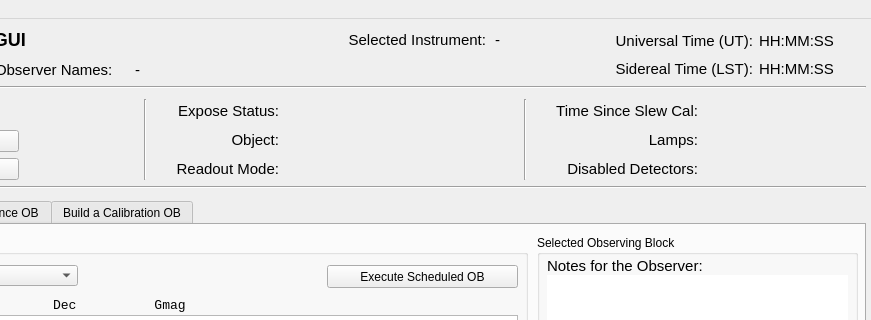
Above: kpf/OB_GUI/KPF_OB_GUI.ui from KeckObservatory/KPFTranslator before the change; both pictures show x 205 to 1076 and y 0 to 320 of the 1076 by 916 pixel window. Below: the same form after it.
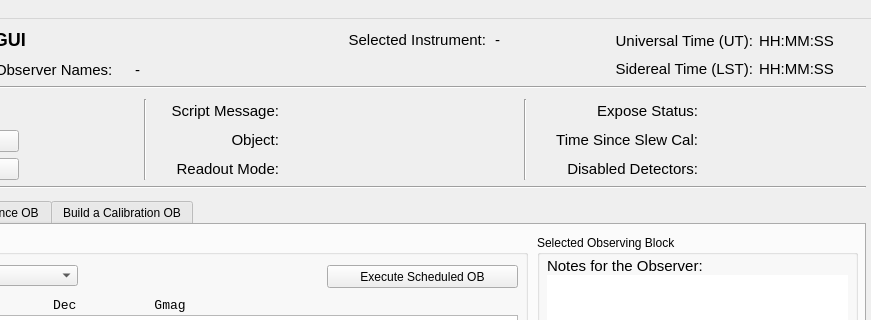
That is the form after the change.

Commit message: Put SCRIPTMSG in GUI

What changed in the file:
```diff
--- a/kpf/OB_GUI/KPF_OB_GUI.ui
+++ b/kpf/OB_GUI/KPF_OB_GUI.ui
@@ -154,33 +154,6 @@
      <property name="verticalSpacing">
       <number>6</number>
      </property>
-     <item row="0" column="1">
-      <widget class="QLabel" name="expose_status_value">
-       <property name="font">
-        <font>
-         <pointsize>11</pointsize>
-        </font>
-       </property>
-       <property name="text">
-        <string/>
-       </property>
-      </widget>
-     </item>
-     <item row="0" column="0">
-      <widget class="QLabel" name="label_6">
-       <property name="font">
-        <font>
-         <pointsize>11</pointsize>
-        </font>
-       </property>
-       <property name="text">
-        <string>Expose Status:</string>
-       </property>
-       <property name="alignment">
-        <set>Qt::AlignRight|Qt::AlignTrailing|Qt::AlignVCenter</set>
-       </property>
-      </widget>
-     </item>
      <item row="1" column="0">
       <widget class="QLabel" name="label_10">
        <property name="font">
@@ -235,6 +208,33 @@
        </property>
       </widget>
      </item>
+     <item row="0" column="0">
+      <widget class="QLabel" name="label_11">
+       <property name="font">
+        <font>
+         <pointsize>11</pointsize>
+        </font>
+       </property>
+       <property name="text">
+        <string>Script Message:</string>
+       </property>
+       <property name="alignment">
+        <set>Qt::AlignRight|Qt::AlignTrailing|Qt::AlignVCenter</set>
+       </property>
+      </widget>
+     </item>
+     <item row="0" column="1">
+      <widget class="QLabel" name="ScriptMessageValue">
+       <property name="font">
+        <font>
+         <pointsize>11</pointsize>
+        </font>
+       </property>
+       <property name="text">
+        <string/>
+       </property>
+      </widget>
+     </item>
     </layout>
    </widget>
    <widget class="QWidget" name="gridLayoutWidget_8">
@@ -265,7 +265,31 @@
        </property>
       </widget>
      </item>
-     <item row="0" column="0">
+     <item row="2" column="1">
+      <widget class="QLabel" name="disabled_detectors_value">
+       <property name="font">
+        <font>
+         <pointsize>11</pointsize>
+        </font>
+       </property>
+       <property name="text">
+        <string/>
+       </property>
+      </widget>
+     </item>
+     <item row="1" column="1">
+      <widget class="QLabel" name="slewcaltime_value">
+       <property name="font">
+        <font>
+         <pointsize>11</pointsize>
+        </font>
+       </property>
+       <property name="text">
+        <string/>
+       </property>
+      </widget>
+     </item>
+     <item row="1" column="0">
       <widget class="QLabel" name="label_12">
        <property name="font">
         <font>
@@ -281,7 +305,7 @@
       </widget>
      </item>
      <item row="0" column="1">
-      <widget class="QLabel" name="slewcaltime_value">
+      <widget class="QLabel" name="expose_status_value">
        <property name="font">
         <font>
          <pointsize>11</pointsize>
@@ -292,27 +316,15 @@
        </property>
       </widget>
      </item>
-     <item row="2" column="1">
-      <widget class="QLabel" name="disabled_detectors_value">
+     <item row="0" column="0">
+      <widget class="QLabel" name="label_6">
        <property name="font">
         <font>
          <pointsize>11</pointsize>
         </font>
        </property>
        <property name="text">
-        <string/>
-       </property>
-      </widget>
-     </item>
-     <item row="1" column="0">
-      <widget class="QLabel" name="label_11">
-       <property name="font">
-        <font>
-         <pointsize>11</pointsize>
-        </font>
-       </property>
-       <property name="text">
-        <string>Lamps:</string>
+        <string>Expose Status:</string>
        </property>
        <property name="alignment">
         <set>Qt::AlignRight|Qt::AlignTrailing|Qt::AlignVCenter</set>
```
Left out of the diff: 12 changed lines with no effect on the pictures. The commit also changes 1 other file.
